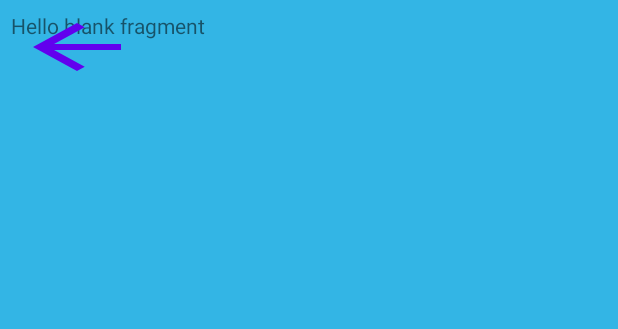
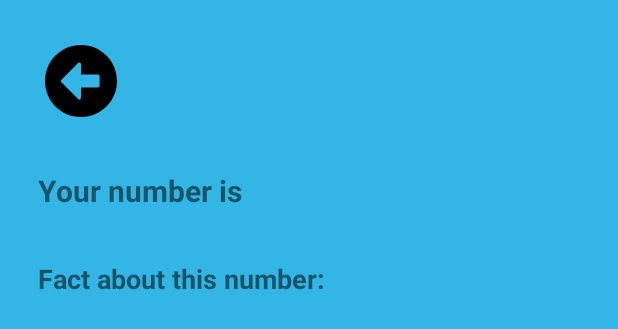
Before and after one commit to SergeyBalchenko/FactsAboutNumber, an Android app: the layout fragment_info_number.xml on its own in the app's theme, with its tools: preview values and no code run, on a phone screen of 412 x 824 dp. Shown: the top 329 px of the screen. Run offline under Robolectric (Android 15) with nearby library versions, the phone set to English and light mode, and no system bars.

Commit message:
change UI

```diff
--- /dev/null
+++ b/app/src/main/res/drawable/arrow_right.xml
@@ -0,0 +1,5 @@
+<vector android:autoMirrored="true" android:height="24dp"
+    android:tint="#000000" android:viewportHeight="24"
+    android:viewportWidth="24" android:width="24dp" xmlns:android="http://schemas.android.com/apk/res/android">
+    <path android:fillColor="@android:color/white" android:pathData="M6.23,20.23l1.77,1.77l10,-10l-10,-10l-1.77,1.77l8.23,8.23z"/>
+</vector>
--- /dev/null
+++ b/app/src/main/res/drawable/vector_back.xml
@@ -0,0 +1,9 @@
+<vector xmlns:android="http://schemas.android.com/apk/res/android"
+    android:width="44dp"
+    android:height="42dp"
+    android:viewportWidth="44"
+    android:viewportHeight="42">
+  <path
+      android:pathData="M22,42C9.847,42 0,32.601 0,21C0,9.399 9.847,0 22,0C34.153,0 44,9.399 44,21C44,32.601 34.153,42 22,42ZM32.29,17.274H22V11.271C22,10.365 20.847,9.907 20.181,10.551L10.042,20.28C9.625,20.678 9.625,21.313 10.042,21.711L20.181,31.441C20.856,32.084 22,31.627 22,30.721V24.726H32.29C32.876,24.726 33.355,24.268 33.355,23.71V18.29C33.355,17.732 32.876,17.274 32.29,17.274Z"
+      android:fillColor="@color/black"/>
+</vector>
--- a/app/src/main/res/layout/activity_main.xml
+++ b/app/src/main/res/layout/activity_main.xml
@@ -16,11 +16,11 @@
         app:layout_constraintStart_toStartOf="parent"
         app:layout_constraintEnd_toEndOf="parent" />
 
-    <fragment
+    <androidx.fragment.app.FragmentContainerView
         android:id="@+id/container"
-        android:layout_width="0dp"
+        android:layout_width="match_parent"
         android:layout_height="0dp"
-        app:layout_constraintTop_toTopOf="@id/toolbar"
+        app:layout_constraintTop_toBottomOf="@id/toolbar"
         app:layout_constraintBottom_toBottomOf="parent"
         app:layout_constraintStart_toStartOf="parent"
         app:layout_constraintEnd_toEndOf="parent" />
--- a/app/src/main/res/layout/fragment_info_number.xml
+++ b/app/src/main/res/layout/fragment_info_number.xml
@@ -1,22 +1,73 @@
 <?xml version="1.0" encoding="utf-8"?>
-<FrameLayout xmlns:android="http://schemas.android.com/apk/res/android"
+<LinearLayout xmlns:android="http://schemas.android.com/apk/res/android"
+    xmlns:app="http://schemas.android.com/apk/res-auto"
     xmlns:tools="http://schemas.android.com/tools"
     android:layout_width="match_parent"
     android:layout_height="match_parent"
-    tools:context=".screen.infoNumber.InfoNumberFragment"
-    android:padding="7dp"
-    android:background="@android:color/holo_blue_light">
+    android:background="@android:color/holo_blue_light"
+    android:orientation="vertical"
+    android:padding="10dp"
+    tools:context=".screen.infoNumber.InfoNumberFragment">
 
-    <TextView
+    <androidx.appcompat.widget.AppCompatButton
+        android:id="@+id/btn_back"
+        android:layout_width="48dp"
+        android:layout_height="48dp"
+        android:layout_margin="20dp"
+        android:background="@drawable/vector_back"
+        app:layout_constraintStart_toStartOf="parent"
+        app:layout_constraintTop_toTopOf="parent"
+        />
+
+    <LinearLayout
         android:layout_width="match_parent"
-        android:layout_height="match_parent"
-        android:text="@string/hello_blank_fragment" />
+        android:layout_height="wrap_content"
+        android:orientation="horizontal"
+        android:layout_margin="15dp">
 
-    <Button
-        android:id="@+id/btn_back"
-        android:layout_width="wrap_content"
+
+        <TextView
+            android:id="@+id/textView2"
+            android:layout_width="match_parent"
+            android:layout_height="wrap_content"
+            android:layout_marginEnd="10dp"
+            android:text="@string/your_number_is"
+            android:textSize="20sp"
+            android:textStyle="bold" />
+
+        <TextView
+            android:id="@+id/tv_number"
+            android:layout_width="match_parent"
+            android:layout_height="wrap_content"
+            android:textSize="18sp"
+            android:textStyle="italic"
+            app:layout_constraintTop_toTopOf="parent" />
+    </LinearLayout>
+
+    <LinearLayout
+        android:layout_width="match_parent"
         android:layout_height="wrap_content"
-        android:backgroundTint="@color/black"
-        android:background="@drawable/icon_back" />
+        android:orientation="horizontal"
+        android:layout_margin="15dp">
 
-</FrameLayout>
+
+        <TextView
+            android:layout_width="match_parent"
+            android:layout_height="wrap_content"
+            android:layout_marginEnd="10dp"
+            android:text="@string/fact_about_this_number"
+            android:textSize="18sp"
+            android:textStyle="bold"
+            app:layout_constraintTop_toTopOf="parent"
+            tools:layout_editor_absoluteX="7dp" />
+
+        <TextView
+            android:id="@+id/tv_fact_number"
+            android:layout_width="match_parent"
+            android:layout_height="wrap_content"
+            android:layout_marginEnd="10dp"
+            android:textSize="20sp"
+            android:textStyle="italic" />
+    </LinearLayout>
+
+</LinearLayout>
--- a/app/src/main/res/values/strings.xml
+++ b/app/src/main/res/values/strings.xml
@@ -2,4 +2,6 @@
     <string name="app_name">FactsAboutNumber</string>
     <!-- TODO: Remove or change this placeholder text -->
     <string name="hello_blank_fragment">Hello blank fragment</string>
+    <string name="your_number_is">Your number is</string>
+    <string name="fact_about_this_number">Fact about this number:</string>
 </resources>
```
Also changed, not shown: app/src/main/res/layout/fragment_choose_number.xml (+32 -29 lines), app/src/main/res/layout/row_number_info.xml (added, +51 -0 lines).
